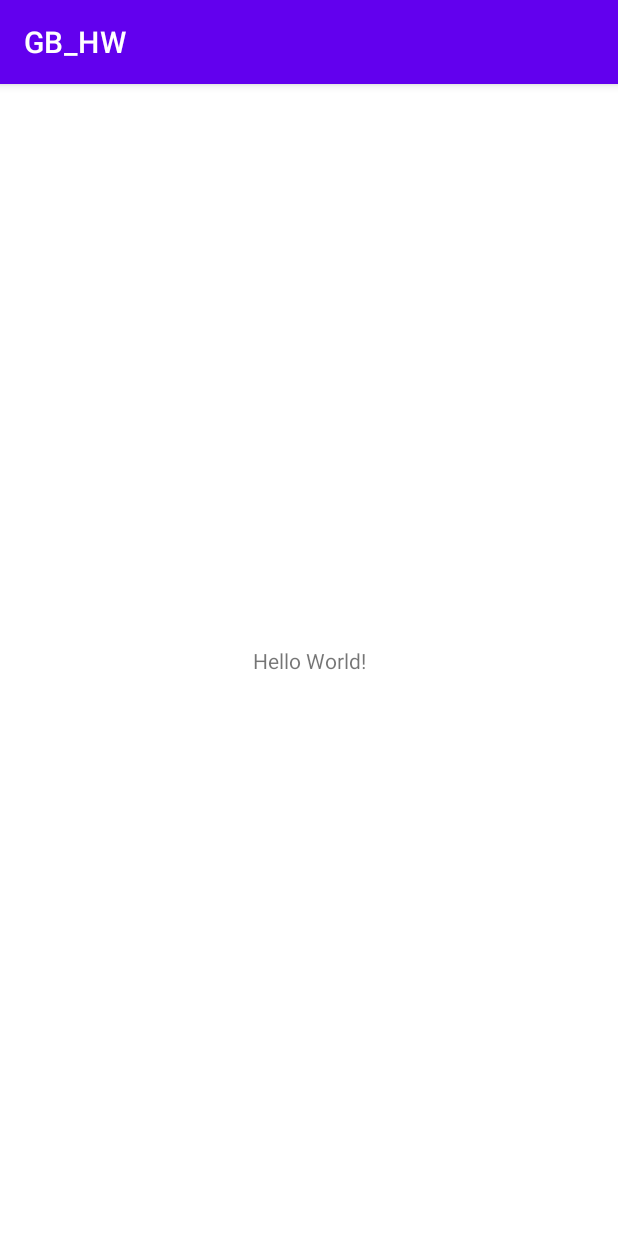
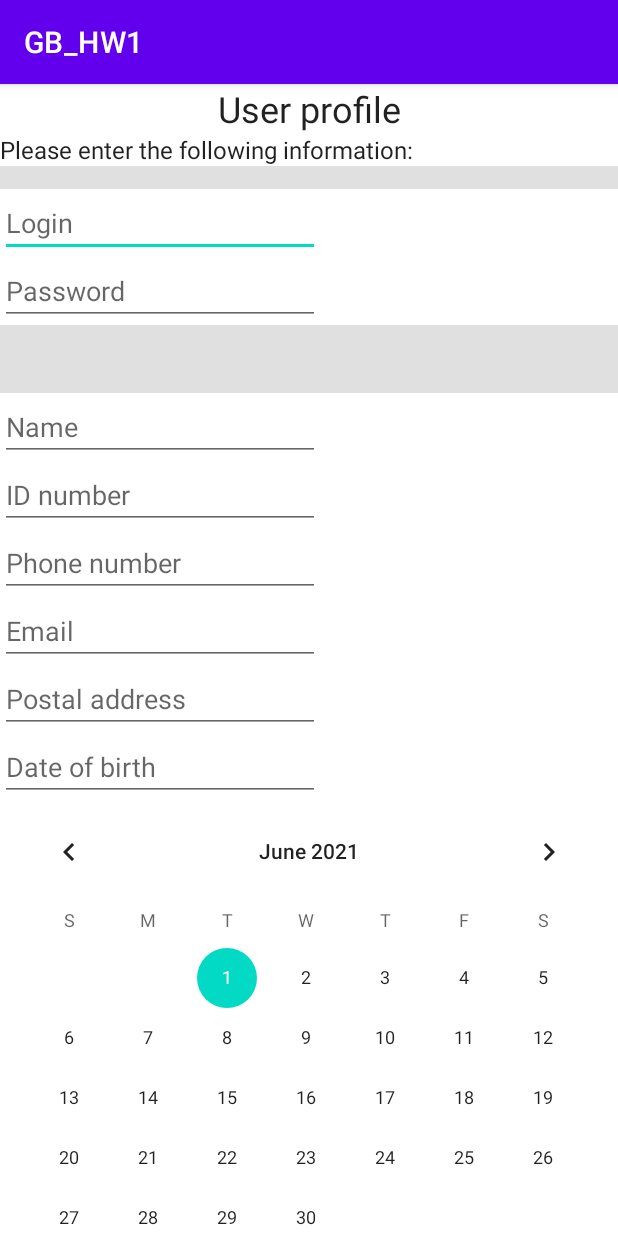
Before and after one commit to Warcerg/Android1_GB, an Android app: the screen it shows after launch (MainActivity), on a phone screen of 412 x 824 dp. Run offline under Robolectric (Android 15) with nearby library versions, the phone set to English and light mode, and no system bars.

Commit message:
Homework 1 done.
task 1 - activity_main.xml
task 2 & 3 - task2.xml

```diff
--- a/app/src/main/java/com/example/gb_hw/MainActivity.java
+++ b/app/src/main/java/com/example/gb_hw/MainActivity.java
@@ -9,6 +9,7 @@ public class MainActivity extends AppCompatActivity {
     @Override
     protected void onCreate(Bundle savedInstanceState) {
         super.onCreate(savedInstanceState);
-        setContentView(R.layout.activity_main);
+        /*setContentView(R.layout.activity_main);*/
+        setContentView(R.layout.task2);
     }
 }
--- /dev/null
+++ b/app/src/main/res/layout/task2.xml
@@ -0,0 +1,135 @@
+<?xml version="1.0" encoding="utf-8"?>
+<androidx.constraintlayout.widget.ConstraintLayout xmlns:android="http://schemas.android.com/apk/res/android"
+    xmlns:tools="http://schemas.android.com/tools"
+    android:layout_width="match_parent"
+    android:layout_height="match_parent">
+
+    <ScrollView
+        android:layout_width="match_parent"
+        android:layout_height="match_parent">
+
+        <LinearLayout
+            android:id="@+id/linearLayout"
+            android:layout_width="match_parent"
+            android:layout_height="wrap_content"
+            android:orientation="vertical">
+
+            <TextView
+                android:id="@+id/textView"
+                android:layout_width="match_parent"
+                android:layout_height="wrap_content"
+                android:layout_weight="1"
+                android:text="@string/profile"
+                android:textAlignment="center"
+                android:textAppearance="@style/TextAppearance.AppCompat.Body1"
+                android:textSize="24sp" />
+
+            <TextView
+                android:id="@+id/textView3"
+                android:layout_width="match_parent"
+                android:layout_height="wrap_content"
+                android:layout_weight="1"
+                android:text="@string/please_enter_the_following_information"
+                android:textAlignment="viewStart"
+                android:textAppearance="@style/TextAppearance.AppCompat.Body1"
+                android:textSize="16sp" />
+
+            <View
+                android:id="@+id/divider"
+                android:layout_width="match_parent"
+                android:layout_height="15dp"
+                android:layout_weight="1"
+                android:background="?android:attr/listDivider"
+                tools:visibility="invisible" />
+
+            <EditText
+                android:id="@+id/editTextTextPersonName4"
+                android:layout_width="wrap_content"
+                android:layout_height="match_parent"
+                android:layout_weight="1"
+                android:ems="10"
+                android:hint="@string/please_enter_your_login"
+                android:inputType="text"
+                android:singleLine="true" />
+
+            <EditText
+                android:id="@+id/editTextTextPassword"
+                android:layout_width="wrap_content"
+                android:layout_height="wrap_content"
+                android:layout_weight="1"
+                android:ems="10"
+                android:hint="@string/password"
+                android:inputType="textPassword" />
+
+            <View
+                android:id="@+id/divider2"
+                android:layout_width="match_parent"
+                android:layout_height="45dp"
+                android:layout_weight="1"
+                android:background="?android:attr/listDivider"
+                tools:visibility="invisible" />
+
+            <EditText
+                android:id="@+id/editTextTextPersonName2"
+                android:layout_width="wrap_content"
+                android:layout_height="wrap_content"
+                android:layout_weight="1"
+                android:ems="10"
+                android:hint="@string/please_enter_your_name"
+                android:inputType="textPersonName"
+                android:singleLine="true" />
+
+            <EditText
+                android:id="@+id/editTextNumber"
+                android:layout_width="wrap_content"
+                android:layout_height="wrap_content"
+                android:layout_weight="1"
+                android:ems="10"
+                android:hint="@string/id_number"
+                android:inputType="number" />
+
+            <EditText
+                android:id="@+id/editTextPhone"
+                android:layout_width="wrap_content"
+                android:layout_height="wrap_content"
+                android:layout_weight="1"
+                android:ems="10"
+                android:hint="@string/enter_your_phone_number"
+                android:inputType="phone" />
+
+            <EditText
+                android:id="@+id/editTextTextEmailAddress"
+                android:layout_width="wrap_content"
+                android:layout_height="wrap_content"
+                android:layout_weight="1"
+                android:ems="10"
+                android:hint="@string/email"
+                android:inputType="textEmailAddress" />
+
+            <EditText
+                android:id="@+id/editTextTextPostalAddress"
+                android:layout_width="wrap_content"
+                android:layout_height="wrap_content"
+                android:layout_weight="1"
+                android:ems="10"
+                android:hint="@string/postal_address"
+                android:inputType="textPostalAddress" />
+
+            <EditText
+                android:id="@+id/editTextDate"
+                android:layout_width="wrap_content"
+                android:layout_height="wrap_content"
+                android:layout_weight="1"
+                android:ems="10"
+                android:hint="@string/date_of_birth"
+                android:inputType="date" />
+
+            <CalendarView
+                android:id="@+id/calendarView"
+                android:layout_width="match_parent"
+                android:layout_height="wrap_content" />
+
+        </LinearLayout>
+    </ScrollView>
+
+</androidx.constraintlayout.widget.ConstraintLayout>
--- a/app/src/main/res/values/strings.xml
+++ b/app/src/main/res/values/strings.xml
@@ -1,3 +1,15 @@
 <resources>
-    <string name="app_name">GB_HW</string>
+    <string name="app_name">GB_HW1</string>
+    <string name="button_to_task2">Sign up</string>
+    <string name="please_enter_your_name">Name</string>
+    <string name="please_enter_your_login">Login</string>
+    <string name="profile">User profile</string>
+    <string name="enter_your_phone_number">Phone number</string>
+    <string name="please_enter_the_following_information">Please enter the following information:</string>
+    <string name="password">Password</string>
+    <string name="id_number">ID number</string>
+    <string name="email">Email</string>
+    <string name="postal_address">Postal address</string>
+    <string name="date_of_birth">Date of birth</string>
+    <string name="testing_my_first_application">My first application</string>
 </resources>
```
Also changed, not shown: app/src/main/res/layout/activity_main.xml (+75 -6 lines).
